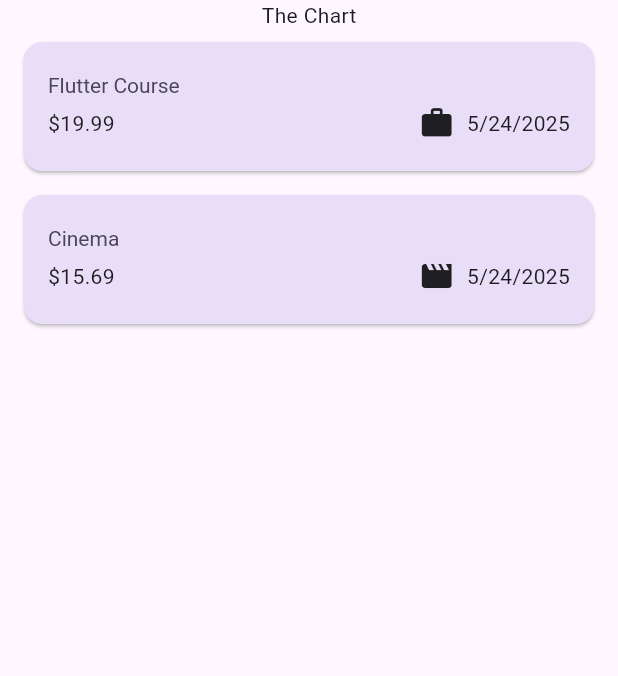
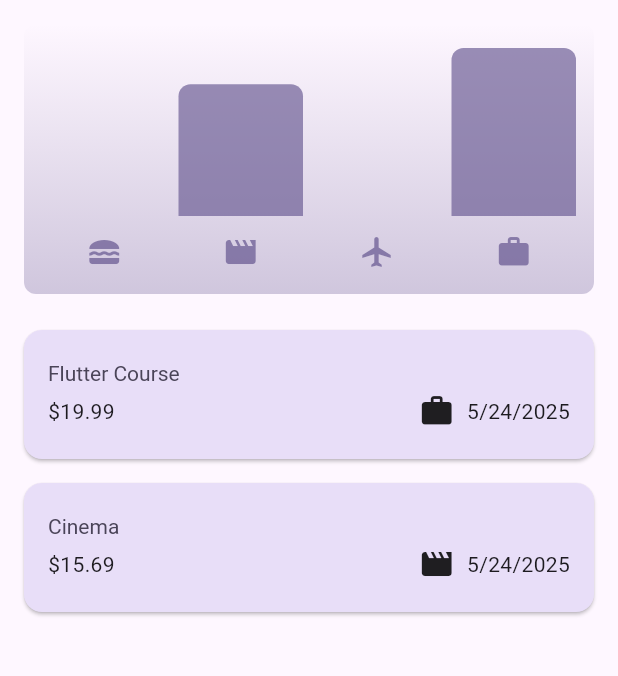
Before and after one commit to Saimur88/expense_trackerApp, a Flutter app: the screen it shows after launch, on a phone screen of 412 x 824 dp, the part 84-760 px from its top. Run offline on Flutter 3.47's test engine with Material 3 defaults, Android fonts, the phone set to English and light mode, and no system bars.

Commit message:
Added The Chart Dynamic ChartBar

```diff
--- a/lib/expenses.dart
+++ b/lib/expenses.dart
@@ -1,3 +1,4 @@
+import 'package:expense_tracker/widgets/chart/chart.dart';
 import 'package:expense_tracker/widgets/expenses%20list/expenses_list.dart';
 import 'package:expense_tracker/widgets/new_expense.dart';
 import 'package:flutter/material.dart';
@@ -77,7 +78,7 @@ class _ExpensesState extends State<Expenses> {
         ),
         body: Column(
           children: [
-            Text("The Chart"),
+           Chart(expenses: _registeredExpenses),
             Expanded(
               child: mainContent,
             ),
--- a/lib/main.dart
+++ b/lib/main.dart
@@ -1,7 +1,8 @@
 import 'package:expense_tracker/expenses.dart';
 import 'package:flutter/material.dart';
 
-var kColorScheme = ColorScheme.fromSeed(seedColor:const Color.fromARGB(255, 96, 59, 181));
+var kColorScheme = ColorScheme.fromSeed(seedColor:const Color.fromARGB(
+    255, 106, 60, 214));
 var kDarkColorScheme = ColorScheme.fromSeed(seedColor: const Color.fromARGB(255, 5, 99, 125),
     brightness: Brightness.dark);
 
--- a/lib/models/expense.dart
+++ b/lib/models/expense.dart
@@ -32,5 +32,24 @@ class Expense{
     return formatter.format(date);
   }
 
+}
 
+class ExpenseBucket {
+  const ExpenseBucket({
+    required this.category,
+    required this.expenses});
+
+  ExpenseBucket.forCategory(List<Expense> allExpenses, this.category)
+      :expenses = allExpenses.where((expense) => expense.category == category).toList();
+
+  final Category category;
+  final List<Expense> expenses;
+
+  double get totalExpenses{
+    double sum = 0;
+    for(final expense in expenses){
+      sum += expense.amount;
+    }
+    return sum;
+  }
 }
--- /dev/null
+++ b/lib/widgets/chart/chart.dart
@@ -0,0 +1,95 @@
+import 'package:flutter/material.dart';
+
+import 'package:expense_tracker/widgets/chart/chart_bar.dart';
+import 'package:expense_tracker/models/expense.dart';
+
+class Chart extends StatelessWidget {
+  const Chart({super.key, required this.expenses});
+
+  final List<Expense> expenses;
+
+  List<ExpenseBucket> get buckets {
+    return [
+      ExpenseBucket.forCategory(expenses, Category.food),
+      ExpenseBucket.forCategory(expenses, Category.leisure),
+      ExpenseBucket.forCategory(expenses, Category.travel),
+      ExpenseBucket.forCategory(expenses, Category.work),
+    ];
+  }
+
+  double get maxTotalExpense {
+    double maxTotalExpense = 0;
+
+    for (final bucket in buckets) {
+      if (bucket.totalExpenses > maxTotalExpense) {
+        maxTotalExpense = bucket.totalExpenses;
+      }
+    }
+
+    return maxTotalExpense;
+  }
+
+  @override
+  Widget build(BuildContext context) {
+    final isDarkMode =
+        MediaQuery.of(context).platformBrightness == Brightness.dark;
+    return Container(
+      margin: const EdgeInsets.all(16),
+      padding: const EdgeInsets.symmetric(
+        vertical: 16,
+        horizontal: 8,
+      ),
+      width: double.infinity,
+      height: 180,
+      decoration: BoxDecoration(
+        borderRadius: BorderRadius.circular(8),
+        gradient: LinearGradient(
+          colors: [
+            Theme.of(context).colorScheme.primary.withOpacity(0.3),
+            Theme.of(context).colorScheme.primary.withOpacity(0.0)
+          ],
+          begin: Alignment.bottomCenter,
+          end: Alignment.topCenter,
+        ),
+      ),
+      child: Column(
+        children: [
+          Expanded(
+            child: Row(
+              crossAxisAlignment: CrossAxisAlignment.end,
+              children: [
+                for (final bucket in buckets) // alternative to map()
+                  ChartBar(
+                    fill: bucket.totalExpenses == 0
+                        ? 0
+                        : bucket.totalExpenses / maxTotalExpense,
+                  )
+              ],
+            ),
+          ),
+          const SizedBox(height: 12),
+          Row(
+            children: buckets
+                .map(
+                  (bucket) => Expanded(
+                child: Padding(
+                  padding: const EdgeInsets.symmetric(horizontal: 4),
+                  child: Icon(
+                    categoryIcons[bucket.category],
+                    color: isDarkMode
+                        ? Theme.of(context).colorScheme.secondary
+                        : Theme.of(context)
+                        .colorScheme
+                        .primary
+                        .withOpacity(0.7),
+                  ),
+                ),
+              ),
+            )
+                .toList(),
+          )
+        ],
+      ),
+    );
+  }
+}
--- /dev/null
+++ b/lib/widgets/chart/chart_bar.dart
@@ -0,0 +1,34 @@
+import 'package:flutter/material.dart';
+
+class ChartBar extends StatelessWidget {
+  const ChartBar({
+    super.key,
+    required this.fill,
+  });
+
+  final double fill;
+
+  @override
+  Widget build(BuildContext context) {
+    final isDarkMode =
+        MediaQuery.of(context).platformBrightness == Brightness.dark;
+    return Expanded(
+      child: Padding(
+        padding: const EdgeInsets.symmetric(horizontal: 4),
+        child: FractionallySizedBox(
+          heightFactor: fill,
+          child: DecoratedBox(
+            decoration: BoxDecoration(
+              shape: BoxShape.rectangle,
+              borderRadius:
+              const BorderRadius.vertical(top: Radius.circular(8)),
+              color: isDarkMode
+                  ? Theme.of(context).colorScheme.secondary
+                  : Theme.of(context).colorScheme.primary.withOpacity(0.65),
+            ),
+          ),
+        ),
+      ),
+    );
+  }
+}
```
